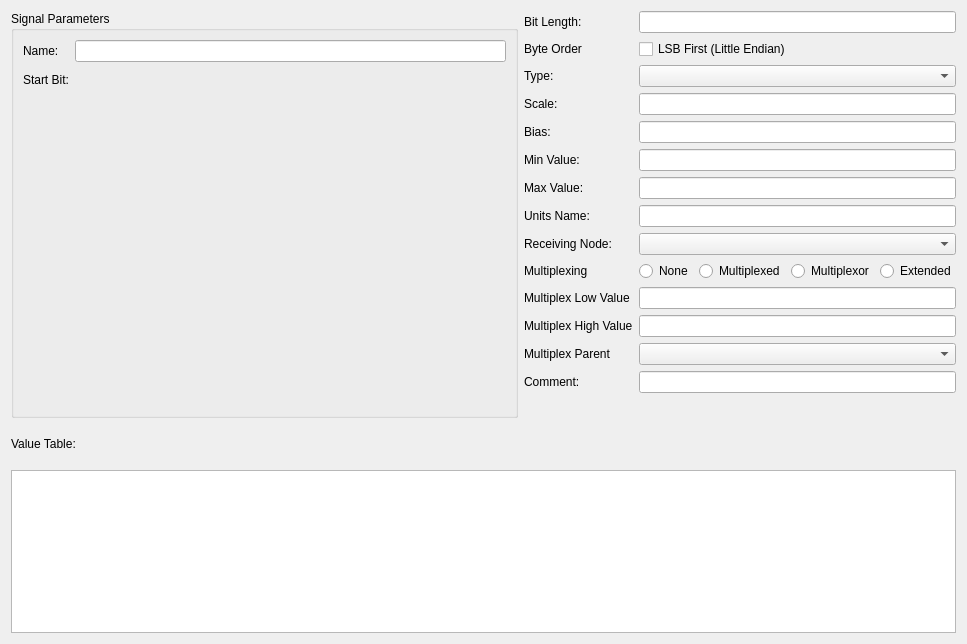
First picture: the form in ui/dbcsignaleditor.ui, repository collin80/SavvyCAN, before the edit.
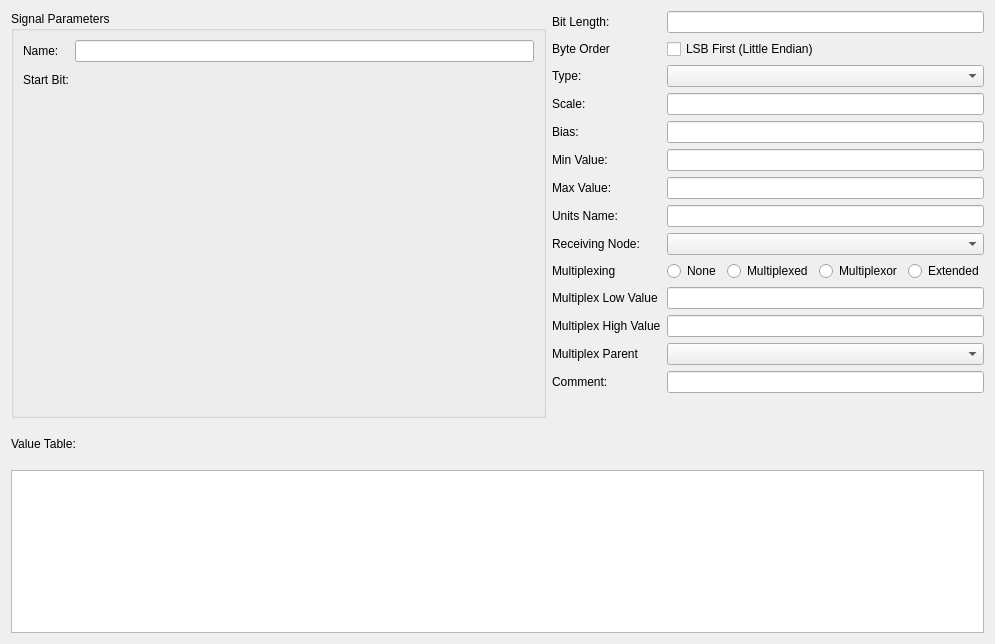
Second picture: the form after the edit. Custom widgets are drawn as their Qt base class.

Commit message: Fixed tab order in signal editor, fixed bugs in copying a signal when adding a new signal, code clean up

Patch:
```diff
--- a/ui/dbcsignaleditor.ui
+++ b/ui/dbcsignaleditor.ui
@@ -6,7 +6,7 @@
    <rect>
     <x>0</x>
     <y>0</y>
-    <width>967</width>
+    <width>995</width>
     <height>644</height>
    </rect>
   </property>
```
Left out of the diff: 14 changed lines with no effect on the pictures. The commit also changes 3 other files.
